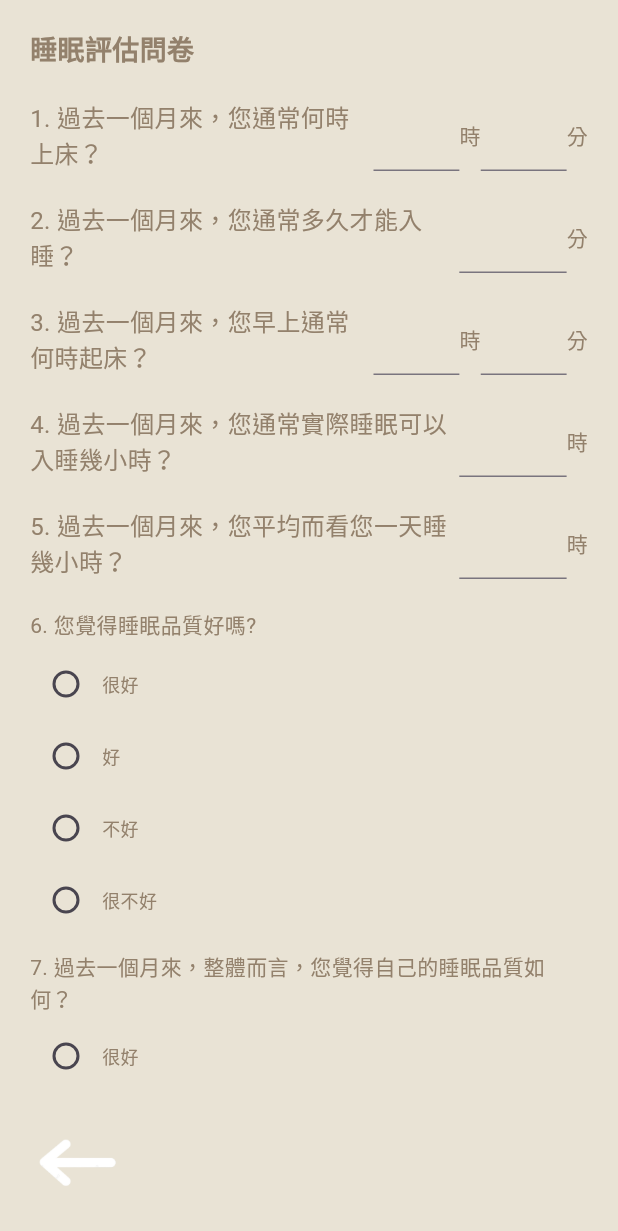
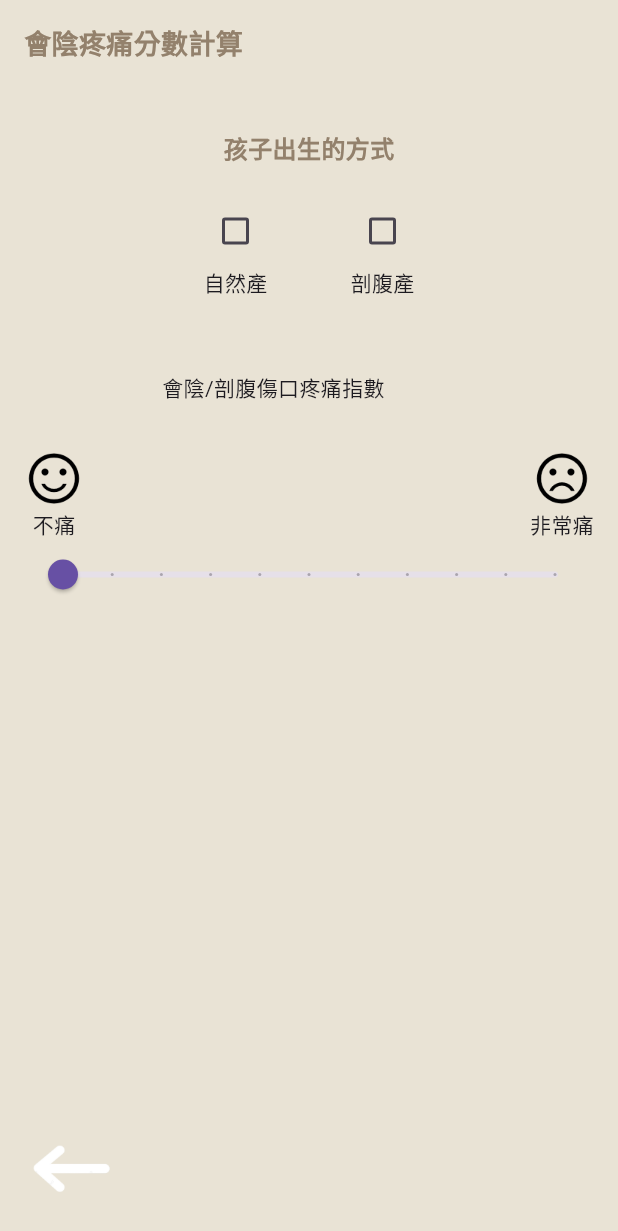
Before and after one commit to 411631277/project, a Flutter app: the screen it shows after launch, on a phone screen of 412 x 824 dp. Shown: the top 1231 px of the screen. Run offline on Flutter 3.47's test engine with Material 3 defaults, Android fonts, the phone set to English and light mode, and no system bars; our stand-ins replace cloud_firestore, firebase_core, logger; accounts and stored records are empty.

Commit message:
疼痛量表完成2/15

```diff
--- a/lib/home/question.dart
+++ b/lib/home/question.dart
@@ -62,7 +62,7 @@ class QuestionWidget extends StatelessWidget {
             _buildSurveyButton(context, screenWidth, screenHeight, 0.48,
                 '親子依附量表', '/AttachmentWidget', logger),
             _buildSurveyButton(context, screenWidth, screenHeight, 0.58,
-                '會陰疼痛分數計算', '/home5', logger),
+                '會陰疼痛分數計算', '/PainScaleWidget', logger),
             _buildSurveyButton(context, screenWidth, screenHeight, 0.68,
                 '睡眠評估問卷', '/SleepWidget', logger),
             _buildSurveyButton(context, screenWidth, screenHeight, 0.78,
--- a/lib/main.dart
+++ b/lib/main.dart
@@ -17,6 +17,7 @@ import 'package:doctor_2/home/revise.dart';
 import 'package:doctor_2/questionGroup/attachment.dart';
 import 'package:doctor_2/questionGroup/knowledge_widget.dart';
 import 'package:doctor_2/questionGroup/melancholy.dart';
+import 'package:doctor_2/questionGroup/painscale.dart';
 import 'package:doctor_2/questionGroup/production.dart';
 import 'package:doctor_2/questionGroup/sleep.dart';
 import 'package:doctor_2/questionGroup/sleep2.dart';
@@ -81,7 +82,7 @@ class _MyAppState extends State<MyApp> {
         GlobalCupertinoLocalizations.delegate,
       ],
       routes: {
-        '/': (context) => const SleepWidget(
+        '/': (context) => const PainScaleWidget(
               userId: '7',
             ), // 主畫面
         '/IamWidget': (context) => const IamWidget(),
--- /dev/null
+++ b/lib/questionGroup/painscale.dart
@@ -0,0 +1,289 @@
+import 'package:flutter/material.dart';
+import 'dart:math' as math;
+import 'package:logger/logger.dart';
+import 'package:cloud_firestore/cloud_firestore.dart';
+
+final Logger logger = Logger();
+
+class PainScaleWidget extends StatefulWidget {
+  final String userId;
+  const PainScaleWidget({super.key, required this.userId});
+
+  @override
+  State<PainScaleWidget> createState() => _PainScaleWidgetState();
+}
+
+class _PainScaleWidgetState extends State<PainScaleWidget> {
+  bool isNaturalBirth = false;
+  bool isCSection = false;
+  bool usedSelfPainControl = false;
+  bool notUsedSelfPainControl = false;
+  double painLevel = 0;
+
+  bool get isAllAnswered {
+    if (isNaturalBirth) {
+      return true; // 如果選擇自然產，直接顯示下一步按鈕
+    } else if (isCSection) {
+      return usedSelfPainControl || notUsedSelfPainControl; // 剖腹產需要額外選擇
+    }
+    return false;
+  }
+
+  @override
+  Widget build(BuildContext context) {
+    final screenWidth = MediaQuery.of(context).size.width;
+
+    return Scaffold(
+      body: Container(
+        color: const Color.fromRGBO(233, 227, 213, 1),
+        padding: const EdgeInsets.all(16),
+        child: Column(
+          crossAxisAlignment: CrossAxisAlignment.start,
+          children: [
+            const Text(
+              "會陰疼痛分數計算",
+              style: TextStyle(
+                fontSize: 18,
+                fontWeight: FontWeight.bold,
+                color: Color.fromRGBO(147, 129, 108, 1),
+              ),
+            ),
+            const SizedBox(height: 45),
+
+            // 添加 "孩子出生的方式" 標題
+            const Center(
+              child: Text(
+                "孩子出生的方式",
+                style: TextStyle(
+                  fontSize: 16,
+                  fontWeight: FontWeight.bold,
+                  color: Color.fromRGBO(147, 129, 108, 1),
+                ),
+              ),
+            ),
+            const SizedBox(height: 20),
+
+            // 生產方式選項
+            Row(
+              mainAxisAlignment: MainAxisAlignment.center, // 水平置中
+              children: [
+                Column(
+                  children: [
+                    Checkbox(
+                      value: isNaturalBirth,
+                      onChanged: (value) {
+                        setState(() {
+                          isNaturalBirth = value!;
+                          if (value) {
+                            isCSection = false;
+                            usedSelfPainControl = false;
+                            notUsedSelfPainControl = false;
+                          }
+                        });
+                      },
+                    ),
+                    const Text("自然產"),
+                  ],
+                ),
+                const SizedBox(width: 50), // 選項間距
+                Column(
+                  children: [
+                    Checkbox(
+                      value: isCSection,
+                      onChanged: (value) {
+                        setState(() {
+                          isCSection = value!;
+                          if (value) {
+                            isNaturalBirth = false;
+                          }
+                        });
+                      },
+                    ),
+                    const Text("剖腹產"),
+                  ],
+                ),
+              ],
+            ),
+            const SizedBox(height: 50),
+
+            // 疼痛指數滑桿
+            Padding(
+              padding: const EdgeInsets.only(left: 92), // 調整數值，增加左邊間距
+              child: const Text("會陰/剖腹傷口疼痛指數"),
+            ),
+            const SizedBox(height: 30),
+            Row(
+              mainAxisAlignment: MainAxisAlignment.spaceBetween,
+              children: [
+                Column(
+                  children: [
+                    Image.asset(
+                      'assets/images/happy.png', // 不痛的圖片
+                      width: 40, // 設定圖片寬度
+                      height: 40, // 設定圖片高度
+                    ),
+                    const Text("不痛"),
+                  ],
+                ),
+                Column(
+                  children: [
+                    Image.asset(
+                      'assets/images/sad.png', // 非常痛的圖片
+                      width: 40, // 設定圖片寬度
+                      height: 40, // 設定圖片高度
+                    ),
+                    const Text("非常痛"),
+                  ],
+                ),
+              ],
+            ),
+            Slider(
+              value: painLevel,
+              min: 0,
+              max: 10,
+              divisions: 10,
+              label: painLevel.toStringAsFixed(0),
+              onChanged: (value) {
+                setState(() {
+                  painLevel = value;
+                });
+              },
+            ),
+
+            const SizedBox(height: 20),
+
+            // 是否使用自控式止痛選項
+            if (isCSection) // 剖腹產時顯示
+              Column(
+                crossAxisAlignment: CrossAxisAlignment.start,
+                children: [
+                  Padding(
+                    padding: const EdgeInsets.only(left: 75), // 調整數值，增加左邊間距
+                    child: const Text(
+                      "是否有使用自控式止痛\n    (僅限剖腹產勾選)",
+                      style: TextStyle(
+                        color: Colors.red, // 設置文字顏色為藍色
+                        fontSize: 16, // 可選：調整文字大小
+                        fontWeight: FontWeight.bold, // 可選：設定文字加粗
+                      ),
+                    ),
+                  ),
+                  Row(
+                    mainAxisAlignment: MainAxisAlignment.center, // 水平置中
+                    children: [
+                      Column(
+                        children: [
+                          Checkbox(
+                            value: usedSelfPainControl,
+                            onChanged: (value) {
+                              setState(() {
+                                usedSelfPainControl = value!;
+                                if (value) notUsedSelfPainControl = false;
+                              });
+                            },
+                          ),
+                          const Text("是"),
+                        ],
+                      ),
+                      const SizedBox(width: 50), // 選項間距
+                      Column(
+                        children: [
+                          Checkbox(
+                            value: notUsedSelfPainControl,
+                            onChanged: (value) {
+                              setState(() {
+                                notUsedSelfPainControl = value!;
+                                if (value) usedSelfPainControl = false;
+                              });
+                            },
+                          ),
+                          const Text("否"),
+                        ],
+                      ),
+                    ],
+                  ),
+                ],
+              ),
+            const Spacer(),
+
+            // 按鈕區域
+            Row(mainAxisAlignment: MainAxisAlignment.spaceBetween, children: [
+              // 返回按鈕
+              GestureDetector(
+                onTap: () {
+                  Navigator.pop(context);
+                },
+                child: Transform.rotate(
+                  angle: math.pi, // 旋轉 180 度 (弧度制，180 度 = π 弧度)
+                  child: Image.asset(
+                    'assets/images/back.png',
+                    width: screenWidth * 0.15,
+                  ),
+                ),
+              ),
+              // 下一步按鈕
+              // 下一步按鈕
+              if (isAllAnswered)
+                ElevatedButton(
+                  style: ElevatedButton.styleFrom(
+                    padding: const EdgeInsets.symmetric(
+                        horizontal: 40, vertical: 15),
+                    backgroundColor: Colors.brown.shade400,
+                  ),
+                  onPressed: () async {
+                    bool success = await _saveAnswersToFirebase();
+                    if (!context.mounted || !success) return;
+
+                    Navigator.pushNamed(context, '/FinishWidget',
+                        arguments: widget.userId);
+                  },
+                  child: const Text(
+                    "下一步",
+                    style: TextStyle(fontSize: 18, color: Colors.white),
+                  ),
+                ),
+            ]),
+          ],
+        ),
+      ),
+    );
+  }
+
+  Future<bool> _saveAnswersToFirebase() async {
+    try {
+      final String documentName = "PainScaleWidget";
+
+      // 組合資料
+      final Map<String, dynamic> dataToSave = {
+        "birthType": isNaturalBirth
+            ? "自然產"
+            : isCSection
+                ? "剖腹產"
+                : null,
+        "painLevel": painLevel,
+        "usedSelfPainControl": isCSection
+            ? (usedSelfPainControl
+                ? "是"
+                : notUsedSelfPainControl
+                    ? "否"
+                    : null)
+            : null,
+        "timestamp": Timestamp.now(),
+      };
+
+      // 儲存到 Firebase
+      await FirebaseFirestore.instance
+          .collection("users")
+          .doc(widget.userId)
+          .collection("questions")
+          .doc(documentName)
+          .set(dataToSave);
+
+      logger.i("✅ 疼痛分數問卷已成功儲存！");
+      return true;
+    } catch (e) {
+      logger.e("❌ 儲存疼痛分數問卷時發生錯誤：$e");
+      return false;
+    }
+  }
+}
--- a/pubspec.yaml
+++ b/pubspec.yaml
@@ -45,3 +45,5 @@ flutter:
     - assets/images/Robot.png
     - assets/images/Main.png
     - assets/images/pregnancy.png
+    - assets/images/happy.png
+    - assets/images/sad.png
```
Also changed, not shown: assets/images/happy.png (added), assets/images/sad.png (added).
